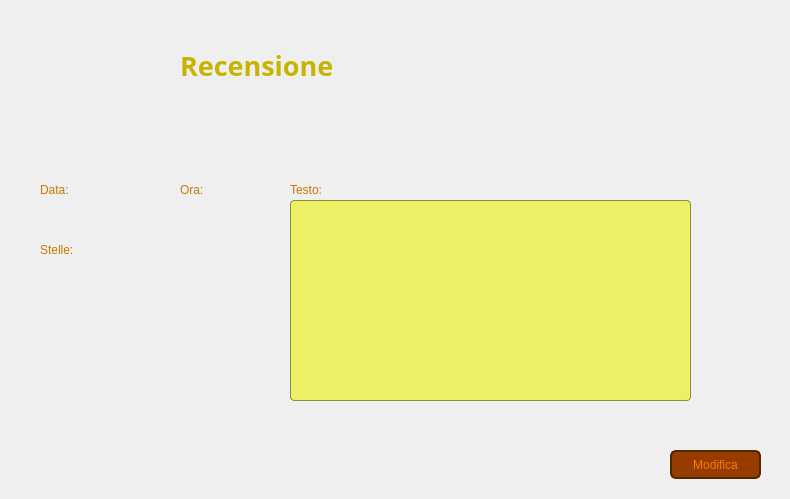
Above: Viste/VistaVisualizzaRecensioneCliente.ui from GiacomoPrincipi/CineMax before the change. Below: the same form after it.
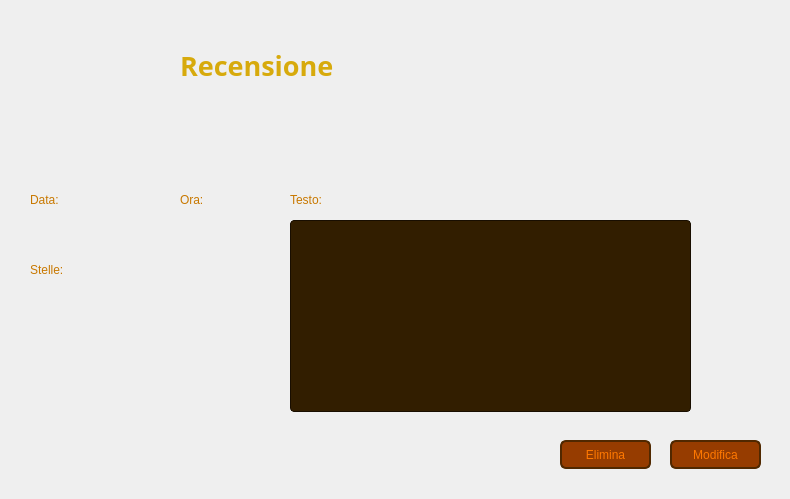
That is the form after the change. Icons and pictures are not drawn. Custom widgets are drawn as their Qt base class.

```diff
--- a/Viste/VistaVisualizzaRecensioneCliente.ui
+++ b/Viste/VistaVisualizzaRecensioneCliente.ui
@@ -46,7 +46,7 @@
     <rect>
      <x>180</x>
      <y>30</y>
-     <width>291</width>
+     <width>221</width>
      <height>71</height>
     </rect>
    </property>
@@ -59,7 +59,7 @@
    </property>
    <property name="styleSheet">
     <string notr="true">QLabel {
-    color: #C8B400;
+    color: #D7AA0C;
 }</string>
    </property>
    <property name="text">
@@ -91,8 +91,8 @@
   <widget class="QLabel" name="labelData">
    <property name="geometry">
     <rect>
-     <x>40</x>
-     <y>180</y>
+     <x>30</x>
+     <y>190</y>
      <width>81</width>
      <height>20</height>
     </rect>
@@ -112,8 +112,8 @@
   <widget class="QLabel" name="labelDataRecensione">
    <property name="geometry">
     <rect>
-     <x>40</x>
-     <y>200</y>
+     <x>30</x>
+     <y>220</y>
      <width>91</width>
      <height>20</height>
     </rect>
@@ -130,8 +130,8 @@
   <widget class="QLabel" name="labelStelle">
    <property name="geometry">
     <rect>
-     <x>40</x>
-     <y>240</y>
+     <x>30</x>
+     <y>260</y>
      <width>81</width>
      <height>20</height>
     </rect>
@@ -151,9 +151,9 @@
   <widget class="QLabel" name="labelStelleRecensione">
    <property name="geometry">
     <rect>
-     <x>40</x>
-     <y>260</y>
-     <width>41</width>
+     <x>30</x>
+     <y>290</y>
+     <width>51</width>
      <height>20</height>
     </rect>
    </property>
@@ -170,7 +170,7 @@
    <property name="geometry">
     <rect>
      <x>180</x>
-     <y>180</y>
+     <y>190</y>
      <width>81</width>
      <height>20</height>
     </rect>
@@ -191,8 +191,8 @@
    <property name="geometry">
     <rect>
      <x>180</x>
-     <y>200</y>
-     <width>51</width>
+     <y>220</y>
+     <width>101</width>
      <height>20</height>
     </rect>
    </property>
@@ -228,7 +228,7 @@
    <property name="geometry">
     <rect>
      <x>40</x>
-     <y>50</y>
+     <y>40</y>
      <width>121</width>
      <height>121</height>
     </rect>
@@ -247,7 +247,7 @@
    <property name="geometry">
     <rect>
      <x>290</x>
-     <y>180</y>
+     <y>190</y>
      <width>81</width>
      <height>20</height>
     </rect>
@@ -264,40 +264,11 @@
     <set>Qt::AlignmentFlag::AlignLeading|Qt::AlignmentFlag::AlignLeft|Qt::AlignmentFlag::AlignVCenter</set>
    </property>
   </widget>
-  <widget class="QLabel" name="labelTestoRecensione">
-   <property name="geometry">
-    <rect>
-     <x>290</x>
-     <y>200</y>
-     <width>401</width>
-     <height>201</height>
-    </rect>
-   </property>
-   <property name="styleSheet">
-    <string notr="true">QLabel {
-	background-color: #EBF064;
-	color: #965A00;
-	border: 1px solid #8C8C3C;
-    border-radius: 4px;
-}
-
-</string>
-   </property>
-   <property name="text">
-    <string/>
-   </property>
-   <property name="alignment">
-    <set>Qt::AlignmentFlag::AlignLeading|Qt::AlignmentFlag::AlignLeft|Qt::AlignmentFlag::AlignTop</set>
-   </property>
-   <property name="wordWrap">
-    <bool>true</bool>
-   </property>
-  </widget>
   <widget class="QPushButton" name="pushButtonModifica">
    <property name="geometry">
     <rect>
      <x>670</x>
-     <y>450</y>
+     <y>440</y>
      <width>91</width>
      <height>29</height>
     </rect>
@@ -310,14 +281,92 @@
     border-radius: 6px;
 }
 
+QPushButton:focus {
+    outline: none;
+}
+
 QPushButton:hover {
     background-color: #C86400;
-}</string>
+}
+</string>
    </property>
    <property name="text">
     <string>Modifica</string>
    </property>
   </widget>
+  <widget class="QTextBrowser" name="textBrowserTesto">
+   <property name="geometry">
+    <rect>
+     <x>290</x>
+     <y>220</y>
+     <width>401</width>
+     <height>192</height>
+    </rect>
+   </property>
+   <property name="styleSheet">
+    <string notr="true">QTextBrowser {
+    background-color: #321E00;
+    color: #965A00;
+    border: 1px solid #190E00;
+    border-radius: 4px;
+}
+
+QTextBrowser QScrollBar:vertical {
+        background: #B46E00;
+        border: 2px solid #190E00;
+        border-radius: 4px;
+        width: 21px;
+        margin: 5px;
+}
+
+QTextBrowser QScrollBar::handle:vertical {
+	background: #965A00;
+    min-height: 20px;
+    border-radius: 4px;
+}
+
+QTextBrowser QScrollBar::handle:vertical:hover {
+     background: #C86400;
+}
+
+QTextBrowser QScrollBar::add-line:vertical, QScrollBar::sub-line:vertical {
+	background: none;
+    border: none;
+}
+
+</string>
+   </property>
+  </widget>
+  <widget class="QPushButton" name="pushButtonElimina">
+   <property name="geometry">
+    <rect>
+     <x>560</x>
+     <y>440</y>
+     <width>91</width>
+     <height>29</height>
+    </rect>
+   </property>
+   <property name="styleSheet">
+    <string notr="true">QPushButton {
+    background-color: #963C00;
+    color: #FF7800;
+    border: 2px solid #502800;
+    border-radius: 6px;
+}
+
+QPushButton:focus {
+    outline: none;
+}
+
+QPushButton:hover {
+    background-color: #C86400;
+}
+</string>
+   </property>
+   <property name="text">
+    <string>Elimina</string>
+   </property>
+  </widget>
  </widget>
  <customwidgets>
   <customwidget>
```
Left out of the diff: 4 changed lines with no effect on the pictures.
